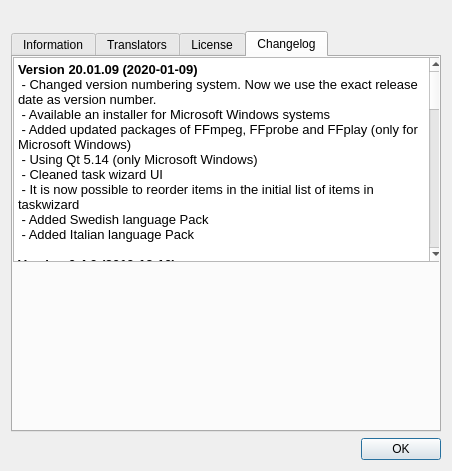
This is ui/aboutdialog.ui in swl-x/MystiQ as Qt 5 draws it before an edit. The edited form follows.
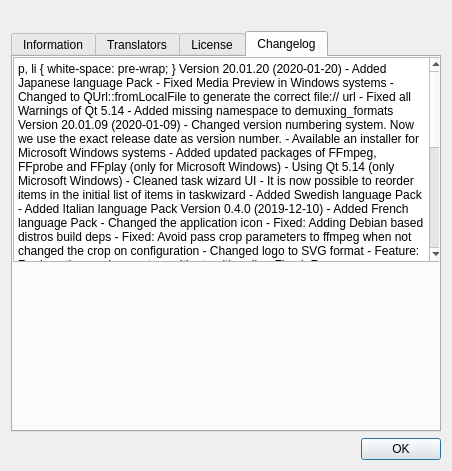
This is the edited form. The open tabs and pages were chosen to show the change. Icons and pictures are not drawn.

Commit message: Added Japanese Language Pack. Thanks to user Tilt.

What changed in the file:
```diff
--- a/ui/aboutdialog.ui
+++ b/ui/aboutdialog.ui
@@ -260,6 +260,13 @@
 &lt;html&gt;&lt;head&gt;&lt;meta name=&quot;qrichtext&quot; content=&quot;1&quot; /&gt;&lt;style type=&quot;text/css&quot;&gt;
 p, li { white-space: pre-wrap; }
 &lt;/style&gt;&lt;/head&gt;&lt;body style=&quot; font-family:'Fira Sans'; font-size:10pt; font-weight:400; font-style:normal;&quot;&gt;
+&lt;p style=&quot; margin-top:0px; margin-bottom:0px; margin-left:0px; margin-right:0px; -qt-block-indent:0; text-indent:0px;&quot;&gt;&lt;span style=&quot; font-family:'Fira Sans'; font-weight:600;&quot;&gt;Version 20.01.20 (2020-01-20)&lt;/span&gt;&lt;/p&gt;
+&lt;p style=&quot; margin-top:0px; margin-bottom:0px; margin-left:0px; margin-right:0px; -qt-block-indent:0; text-indent:0px;&quot;&gt;&lt;span style=&quot; font-family:'Fira Sans';&quot;&gt; - Added Japanese language Pack&lt;/span&gt;&lt;/p&gt;
+&lt;p style=&quot; margin-top:0px; margin-bottom:0px; margin-left:0px; margin-right:0px; -qt-block-indent:0; text-indent:0px;&quot;&gt;&lt;span style=&quot; font-family:'Fira Sans';&quot;&gt; - Fixed Media Preview in Windows systems&lt;/span&gt;&lt;/p&gt;
+&lt;p style=&quot; margin-top:0px; margin-bottom:0px; margin-left:0px; margin-right:0px; -qt-block-indent:0; text-indent:0px;&quot;&gt;&lt;span style=&quot; font-family:'Fira Sans';&quot;&gt; - Changed to QUrl::fromLocalFile to generate the correct file:// url&lt;/span&gt;&lt;/p&gt;
+&lt;p style=&quot; margin-top:0px; margin-bottom:0px; margin-left:0px; margin-right:0px; -qt-block-indent:0; text-indent:0px;&quot;&gt;&lt;span style=&quot; font-family:'Fira Sans';&quot;&gt; - Fixed all Warnings of Qt 5.14&lt;/span&gt;&lt;/p&gt;
+&lt;p style=&quot; margin-top:0px; margin-bottom:0px; margin-left:0px; margin-right:0px; -qt-block-indent:0; text-indent:0px;&quot;&gt;&lt;span style=&quot; font-family:'Fira Sans';&quot;&gt; - Added missing namespace to demuxing_formats&lt;/span&gt;&lt;/p&gt;
+&lt;p style=&quot;-qt-paragraph-type:empty; margin-top:0px; margin-bottom:0px; margin-left:0px; margin-right:0px; -qt-block-indent:0; text-indent:0px; font-family:'Fira Sans';&quot;&gt;&lt;br /&gt;&lt;/p&gt;
 &lt;p style=&quot; margin-top:0px; margin-bottom:0px; margin-left:0px; margin-right:0px; -qt-block-indent:0; text-indent:0px;&quot;&gt;&lt;span style=&quot; font-family:'Fira Sans'; font-weight:600;&quot;&gt;Version 20.01.09 (2020-01-09)&lt;/span&gt;&lt;/p&gt;
 &lt;p style=&quot; margin-top:0px; margin-bottom:0px; margin-left:0px; margin-right:0px; -qt-block-indent:0; text-indent:0px;&quot;&gt;&lt;span style=&quot; font-family:'Fira Sans'; font-weight:600;&quot;&gt; &lt;/span&gt;&lt;span style=&quot; font-family:'Fira Sans';&quot;&gt;- Changed version numbering system. Now we use the exact release date as version number.&lt;/span&gt;&lt;/p&gt;
 &lt;p style=&quot; margin-top:0px; margin-bottom:0px; margin-left:0px; margin-right:0px; -qt-block-indent:0; text-indent:0px;&quot;&gt;&lt;span style=&quot; font-family:'Fira Sans';&quot;&gt; - Available an installer for Microsoft Windows systems&lt;/span&gt;&lt;/p&gt;
```
The commit also changes 5 other files.
